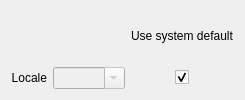
This is settingsdialog/qtlanguageoptionpage.ui in Martchus/qtutilities as Qt 5 draws it before an edit. The edited form follows.
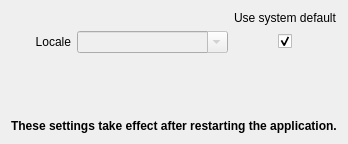
This is the edited form.

Commit message:
Improve Qt settings
Setting font and icon theme doesn't work yet, not sure
about locale

```diff
--- a/settingsdialog/qtlanguageoptionpage.ui
+++ b/settingsdialog/qtlanguageoptionpage.ui
@@ -8,17 +8,9 @@
   <property name="styleSheet">
    <string notr="true">QGroupBox { font-weight: bold };</string>
   </property>
+  <layout class="QVBoxLayout" name="verticalLayout">
+   <item>
   <layout class="QGridLayout" name="gridLayout">
-   <item row="1" column="0">
-    <widget class="QLabel" name="localeLabel">
-     <property name="text">
-      <string>Locale</string>
-     </property>
-     <property name="alignment">
-      <set>Qt::AlignRight|Qt::AlignTrailing|Qt::AlignVCenter</set>
-     </property>
-    </widget>
-   </item>
    <item row="1" column="1">
     <widget class="QComboBox" name="localeComboBox">
      <property name="enabled">
@@ -35,10 +27,19 @@
      </property>
     </widget>
    </item>
-   <item row="1" column="2" alignment="Qt::AlignHCenter">
-    <widget class="QCheckBox" name="localeCheckBox">
-     <property name="checked">
-      <bool>true</bool>
+     <item row="1" column="0">
+      <widget class="QLabel" name="localeLabel">
+       <property name="minimumSize">
+        <size>
+         <width>60</width>
+         <height>0</height>
+        </size>
+       </property>
+       <property name="text">
+        <string>Locale</string>
+       </property>
+       <property name="alignment">
+        <set>Qt::AlignRight|Qt::AlignTrailing|Qt::AlignVCenter</set>
      </property>
     </widget>
    </item>
@@ -46,6 +47,54 @@
     <widget class="QLabel" name="defaultLabel">
      <property name="text">
       <string>Use system default</string>
+       </property>
+      </widget>
+     </item>
+     <item row="1" column="2" alignment="Qt::AlignHCenter">
+      <widget class="QCheckBox" name="localeCheckBox">
+       <property name="checked">
+        <bool>true</bool>
+       </property>
+      </widget>
+     </item>
+     <item row="2" column="1">
+      <widget class="QLabel" name="languageLabel">
+       <property name="text">
+        <string/>
+       </property>
+       <property name="textFormat">
+        <enum>Qt::RichText</enum>
+       </property>
+      </widget>
+     </item>
+    </layout>
+   </item>
+   <item>
+    <spacer name="verticalSpacer">
+     <property name="orientation">
+      <enum>Qt::Vertical</enum>
+     </property>
+     <property name="sizeHint" stdset="0">
+      <size>
+       <width>20</width>
+       <height>40</height>
+      </size>
+     </property>
+    </spacer>
+   </item>
+   <item>
+    <widget class="QLabel" name="label">
+     <property name="font">
+      <font>
+       <weight>75</weight>
+       <bold>true</bold>
+      </font>
+     </property>
+     <property name="text">
+      <string>These settings take effect after restarting the application.</string>
+     </property>
+     <property name="textFormat">
+      <enum>Qt::PlainText</enum>
      </property>
     </widget>
    </item>
```
Lines whose indentation alone changed are shown as unchanged. The commit also changes 11 other files.
